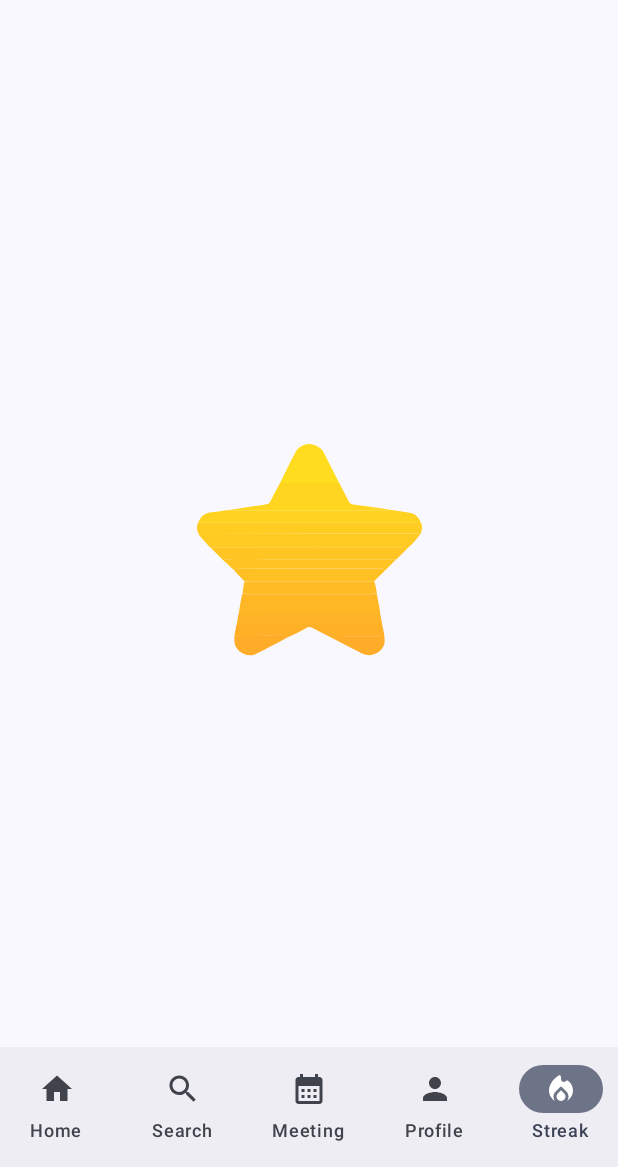
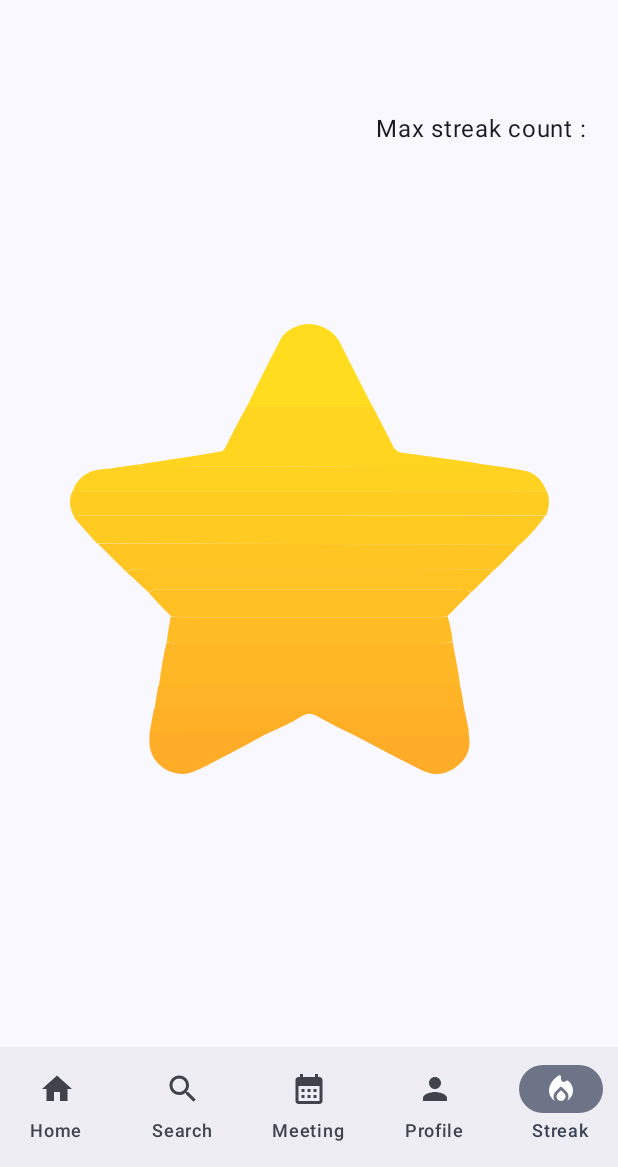
Before and after one commit to nasacode1/GlowBridge, an Android app built with Jetpack Compose: the StreakPage screen opened through its navigation route, after a tap on "Main star", on a phone screen of 412 x 824 dp, the part 69-1236 px from its top. Run offline under Robolectric (Android 15) with nearby library versions, the phone set to English and light mode, and no system bars.

Commit message:
feat: Streak page alignment and added max streak count

```diff
--- a/app/src/main/java/com/example/glowbridge/ui/screens/StreakPage.kt
+++ b/app/src/main/java/com/example/glowbridge/ui/screens/StreakPage.kt
@@ -4,16 +4,32 @@ import android.content.Context
 import android.media.AudioManager
 import android.media.MediaPlayer
 import android.view.SoundEffectConstants
+import androidx.compose.animation.animateContentSize
 import androidx.compose.foundation.Image
+import androidx.compose.foundation.background
 import androidx.compose.foundation.clickable
+import androidx.compose.foundation.interaction.MutableInteractionSource
 import androidx.compose.foundation.layout.Arrangement
+import androidx.compose.foundation.layout.Box
 import androidx.compose.foundation.layout.Column
+
+import androidx.compose.foundation.layout.Row
+import androidx.compose.foundation.layout.WindowInsets
+import androidx.compose.foundation.layout.asPaddingValues
 import androidx.compose.foundation.layout.fillMaxHeight
+import androidx.compose.foundation.layout.fillMaxSize
 import androidx.compose.foundation.layout.fillMaxWidth
+import androidx.compose.foundation.layout.height
+import androidx.compose.foundation.layout.padding
 import androidx.compose.foundation.layout.size
+import androidx.compose.foundation.layout.statusBars
+import androidx.compose.material3.Text
 import androidx.compose.runtime.Composable
+import androidx.compose.runtime.mutableStateOf
+import androidx.compose.runtime.remember
 import androidx.compose.ui.Alignment
 import androidx.compose.ui.Modifier
+import androidx.compose.ui.graphics.Color
 import androidx.compose.ui.graphics.painter.Painter
 import androidx.compose.ui.platform.LocalContext
 import androidx.compose.ui.res.painterResource
@@ -22,22 +38,33 @@ import com.example.glowbridge.R
 
 @Composable
 fun StreakPage(){
-    Column(
+    Box(modifier = Modifier.fillMaxSize()){
+        Row(
             modifier = Modifier
-            .fillMaxHeight()
-            .fillMaxWidth(),
+                .fillMaxWidth()
+                .padding(top = 120.dp)
+                .padding(horizontal = 16.dp),
+            horizontalArrangement = Arrangement.End
+        ) {
+            Text(text = "Max streak count : ")
+        }
+        Column (modifier = Modifier.matchParentSize(),
             horizontalAlignment = Alignment.CenterHorizontally,
-        verticalArrangement = Arrangement.Center
-    ) {
+            verticalArrangement = Arrangement.Center){
             val context = LocalContext.current
+            var expanded = remember{ mutableStateOf(false)}
             Image(painter = painterResource(id = R.drawable.mainstar), contentDescription ="Main star",
                 modifier = Modifier
-                .size(150.dp)
-                .clickable {
+                    .height(if (expanded.value) 300.dp else 200.dp)
+                    .clickable
+                    {
+                        if (!expanded.value) {
                             val mediaPlayer = MediaPlayer.create(context, R.raw.sparking)
-                    mediaPlayer.start()  // Play audio
-
+                            mediaPlayer.start()
+                            expanded.value = !expanded.value
+                        }
                     }
             )
         }
     }
+}
```
Lines whose indentation alone changed are shown as unchanged.
